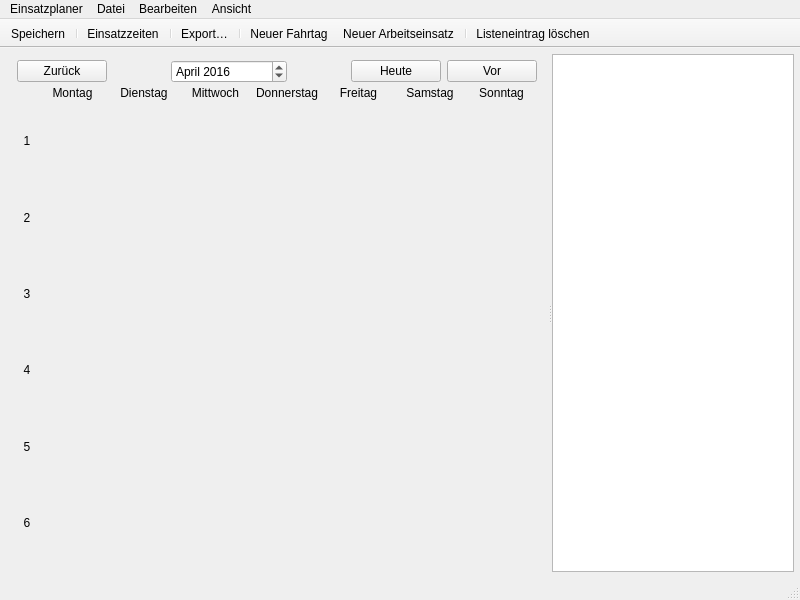
Old version of the form Programm/Einsatzplaner/mainwindow.ui in the repository philjosch/Einsatzplaner.
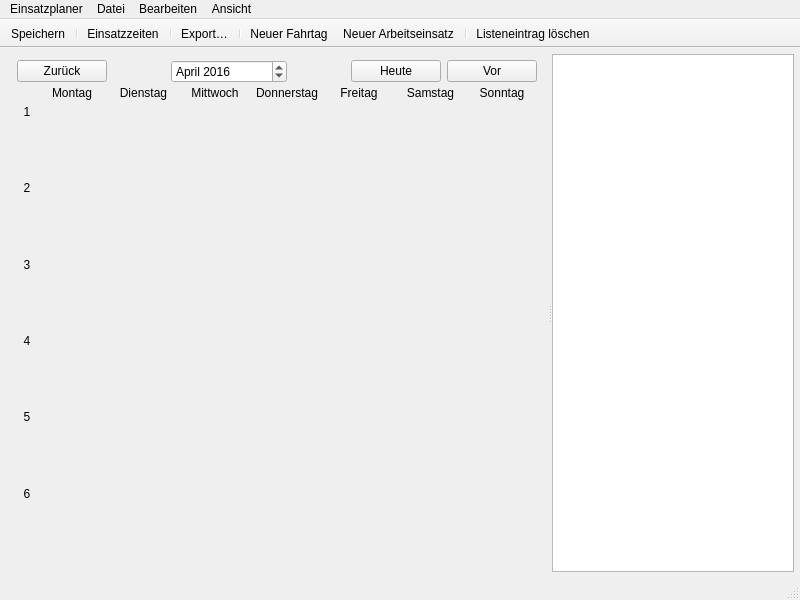
New version of the form. Icons and pictures are not drawn. Custom widgets are drawn as their Qt base class.

Patch:
```diff
--- a/Programm/Einsatzplaner/mainwindow.ui
+++ b/Programm/Einsatzplaner/mainwindow.ui
@@ -137,12 +137,18 @@
         </item>
         <item row="1" column="0">
          <layout class="QGridLayout" name="gridKalender" rowstretch="0,1,1,1,1,1,1">
-          <property name="spacing">
+          <property name="horizontalSpacing">
            <number>0</number>
           </property>
+          <property name="verticalSpacing">
+           <number>2</number>
+          </property>
           <item row="0" column="0">
            <layout class="QGridLayout" name="dayOfWeek">
-            <property name="spacing">
+            <property name="horizontalSpacing">
+             <number>2</number>
+            </property>
+            <property name="verticalSpacing">
              <number>0</number>
             </property>
             <item row="0" column="0">
@@ -256,7 +262,10 @@
           </item>
           <item row="1" column="0">
            <layout class="QGridLayout" name="week_1" columnstretch="0,1,1,1,1,1,1,1">
-            <property name="spacing">
+            <property name="horizontalSpacing">
+             <number>2</number>
+            </property>
+            <property name="verticalSpacing">
              <number>0</number>
             </property>
             <item row="0" column="0">
@@ -277,7 +286,7 @@
                <string>1</string>
               </property>
               <property name="alignment">
-               <set>Qt::AlignmentFlag::AlignCenter</set>
+               <set>Qt::AlignmentFlag::AlignHCenter|Qt::AlignmentFlag::AlignTop</set>
               </property>
              </widget>
             </item>
@@ -334,7 +343,10 @@
           </item>
           <item row="2" column="0">
            <layout class="QGridLayout" name="week_2" columnstretch="0,1,1,1,1,1,1,1">
-            <property name="spacing">
+            <property name="horizontalSpacing">
+             <number>2</number>
+            </property>
+            <property name="verticalSpacing">
              <number>0</number>
             </property>
             <item row="0" column="0">
@@ -355,7 +367,7 @@
                <string>2</string>
               </property>
               <property name="alignment">
-               <set>Qt::AlignmentFlag::AlignCenter</set>
+               <set>Qt::AlignmentFlag::AlignHCenter|Qt::AlignmentFlag::AlignTop</set>
               </property>
              </widget>
             </item>
@@ -412,7 +424,10 @@
           </item>
           <item row="3" column="0">
            <layout class="QGridLayout" name="week_3" columnstretch="0,1,1,1,1,1,1,1">
-            <property name="spacing">
+            <property name="horizontalSpacing">
+             <number>2</number>
+            </property>
+            <property name="verticalSpacing">
              <number>0</number>
             </property>
             <item row="0" column="0">
@@ -433,7 +448,7 @@
                <string>3</string>
               </property>
               <property name="alignment">
-               <set>Qt::AlignmentFlag::AlignCenter</set>
+               <set>Qt::AlignmentFlag::AlignHCenter|Qt::AlignmentFlag::AlignTop</set>
               </property>
              </widget>
             </item>
@@ -490,7 +505,10 @@
           </item>
           <item row="4" column="0">
            <layout class="QGridLayout" name="week_4" columnstretch="0,1,1,1,1,1,1,1">
-            <property name="spacing">
+            <property name="horizontalSpacing">
+             <number>2</number>
+            </property>
+            <property name="verticalSpacing">
              <number>0</number>
             </property>
             <item row="0" column="0">
@@ -511,7 +529,7 @@
                <string>4</string>
               </property>
               <property name="alignment">
-               <set>Qt::AlignmentFlag::AlignCenter</set>
+               <set>Qt::AlignmentFlag::AlignHCenter|Qt::AlignmentFlag::AlignTop</set>
               </property>
              </widget>
             </item>
@@ -568,7 +586,10 @@
           </item>
           <item row="5" column="0">
            <layout class="QGridLayout" name="week_5" columnstretch="0,1,1,1,1,1,1,1">
-            <property name="spacing">
+            <property name="horizontalSpacing">
+             <number>2</number>
+            </property>
+            <property name="verticalSpacing">
              <number>0</number>
             </property>
             <item row="0" column="0">
@@ -589,7 +610,7 @@
                <string>5</string>
               </property>
               <property name="alignment">
-               <set>Qt::AlignmentFlag::AlignCenter</set>
+               <set>Qt::AlignmentFlag::AlignHCenter|Qt::AlignmentFlag::AlignTop</set>
               </property>
              </widget>
             </item>
@@ -646,7 +667,10 @@
           </item>
           <item row="6" column="0">
            <layout class="QGridLayout" name="week_6" columnstretch="0,1,1,1,1,1,1,1">
-            <property name="spacing">
+            <property name="horizontalSpacing">
+             <number>2</number>
+            </property>
+            <property name="verticalSpacing">
              <number>0</number>
             </property>
             <item row="0" column="0">
@@ -667,7 +691,7 @@
                <string>6</string>
               </property>
               <property name="alignment">
-               <set>Qt::AlignmentFlag::AlignCenter</set>
+               <set>Qt::AlignmentFlag::AlignHCenter|Qt::AlignmentFlag::AlignTop</set>
               </property>
              </widget>
             </item>
```
Left out of the diff: 2 changed lines with no effect on the pictures.
